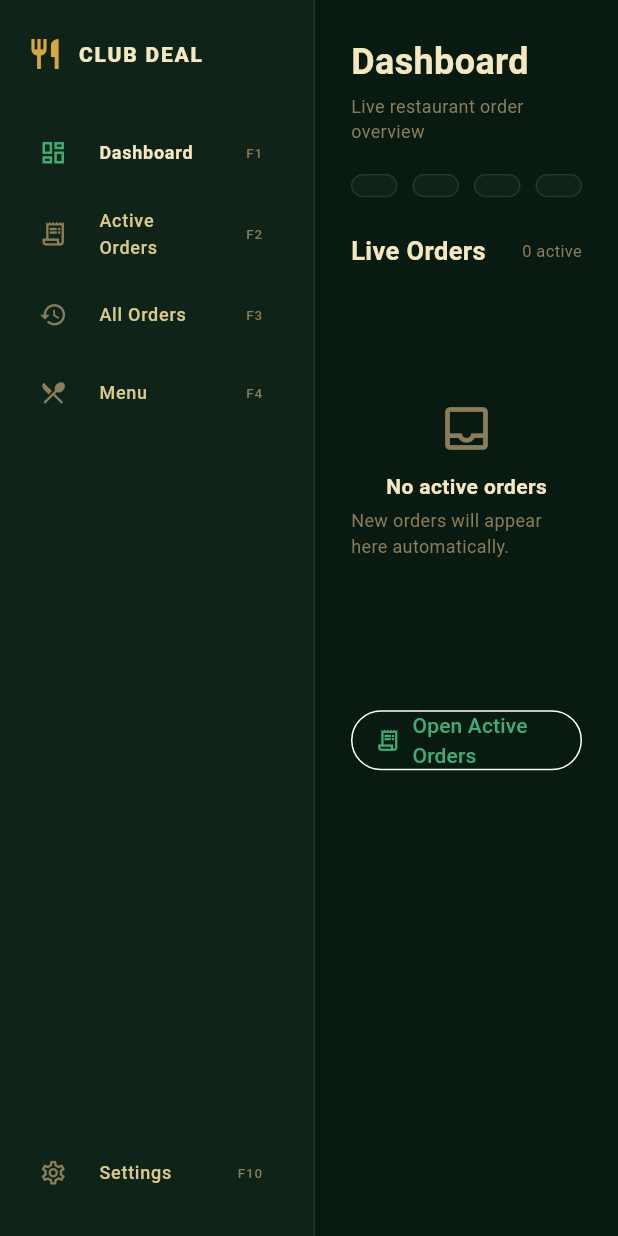
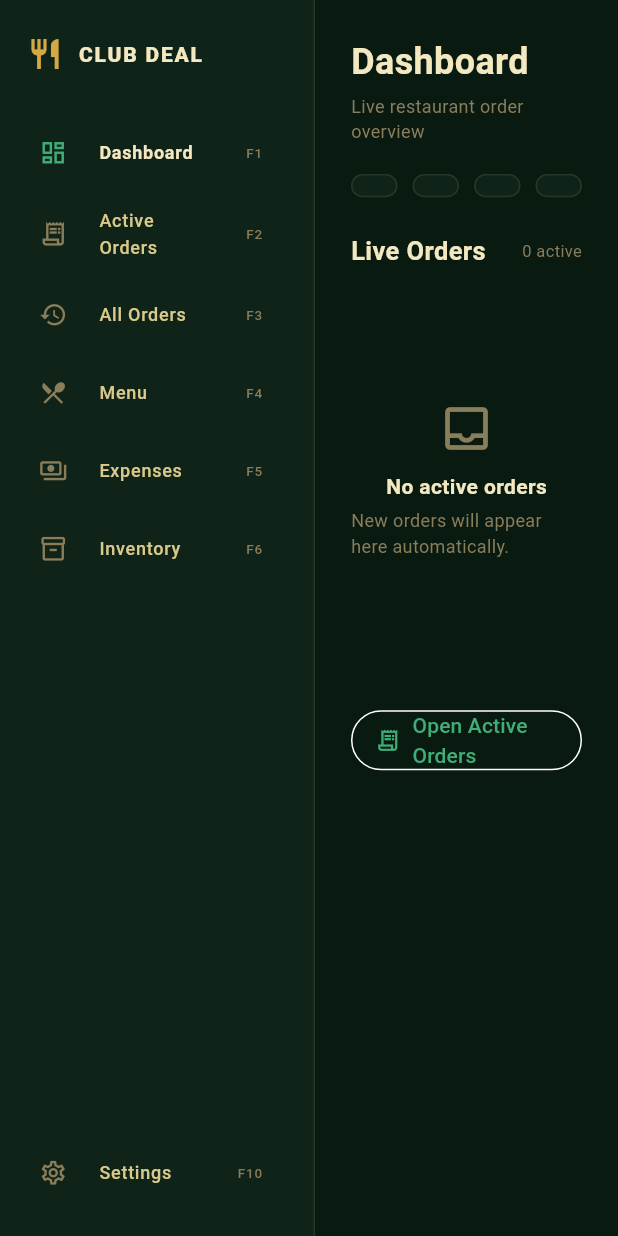
Before and after one commit to Habeebmd519/clubdeal_windows_app, a Flutter app: the screen it shows after launch, on a phone screen of 412 x 824 dp. Run offline on Flutter 3.47's test engine with Material 3 defaults, Android fonts, the phone set to English and light mode, and no system bars; our stand-ins replace audioplayers, cloud_firestore, file_picker, firebase_core, flutter_bloc, shared_preferences; accounts and stored records are empty; Roboto replaces fonts that are missing (Segoe UI); statements that could not run were skipped.

Commit message:
again tryied to fix

```diff
--- a/clubdeal/lib/core/bloc/app_bloc.dart
+++ b/clubdeal/lib/core/bloc/app_bloc.dart
@@ -5,6 +5,8 @@ enum DesktopPage {
   activeOrders,
   allOrders,
   menu,
+  expenses,
+  inventory,
   settings,
 }
 
--- a/clubdeal/lib/features/app/desktop_shell.dart
+++ b/clubdeal/lib/features/app/desktop_shell.dart
@@ -9,6 +9,8 @@ import '../orders/orders_page.dart';
 import '../orders/all_orders_page.dart';
 import '../menu/menu_page.dart';
 import '../settings/settings_page.dart';
+import '../expenses/expense_page.dart';
+import '../inventory/inventory_page.dart';
 import '../theme/app_theme.dart';
 
 class DesktopShell extends StatelessWidget {
@@ -24,6 +26,8 @@ class DesktopShell extends StatelessWidget {
             SingleActivator(LogicalKeyboardKey.f2): AppPageIntent(DesktopPage.activeOrders),
             SingleActivator(LogicalKeyboardKey.f3): AppPageIntent(DesktopPage.allOrders),
             SingleActivator(LogicalKeyboardKey.f4): AppPageIntent(DesktopPage.menu),
+            SingleActivator(LogicalKeyboardKey.f5): AppPageIntent(DesktopPage.expenses),
+            SingleActivator(LogicalKeyboardKey.f6): AppPageIntent(DesktopPage.inventory),
             SingleActivator(LogicalKeyboardKey.f10): AppPageIntent(DesktopPage.settings),
           },
           child: Actions(
@@ -126,6 +130,20 @@ class _Sidebar extends StatelessWidget {
             selected: state.page == DesktopPage.menu,
             onTap: () => _go(context, DesktopPage.menu),
           ),
+          _NavItem(
+            icon: Icons.payments_outlined,
+            label: 'Expenses',
+            shortcut: 'F5',
+            selected: state.page == DesktopPage.expenses,
+            onTap: () => _go(context, DesktopPage.expenses),
+          ),
+          _NavItem(
+            icon: Icons.inventory_2_outlined,
+            label: 'Inventory',
+            shortcut: 'F6',
+            selected: state.page == DesktopPage.inventory,
+            onTap: () => _go(context, DesktopPage.inventory),
+          ),
           const Spacer(),
           _NavItem(
             icon: Icons.settings_outlined,
@@ -213,6 +231,10 @@ class _PageBody extends StatelessWidget {
         return const AllOrdersPage();
       case DesktopPage.menu:
         return const MenuPage();
+      case DesktopPage.expenses:
+        return const ExpensePage();
+      case DesktopPage.inventory:
+        return const InventoryPage();
       case DesktopPage.settings:
         return const SettingsPage();
     }
```
Also changed, not shown: clubdeal/lib/features/expenses/expense_page.dart (+16 -1 lines), clubdeal/lib/features/inventory/inventory_page.dart (added, +107 -0 lines), clubdeal/lib/main.dart (+18 -0 lines), 1 other file.
